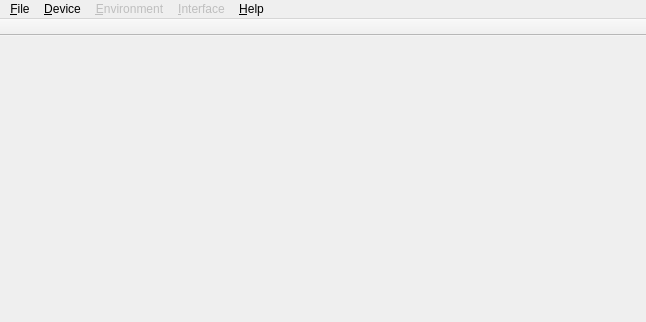
Old version of the form qnut/connman.ui in the repository dosnut/nut.
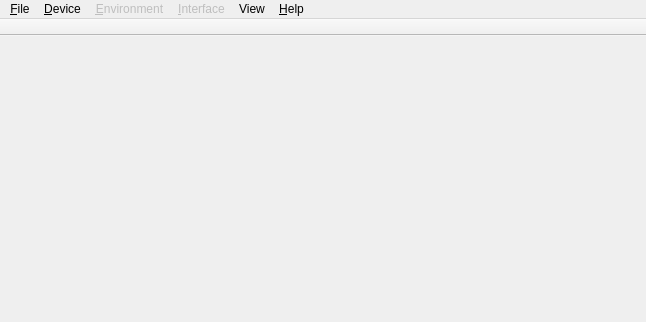
New version of the form.

What changed in the file:
```diff
--- a/qnut/connman.ui
+++ b/qnut/connman.ui
@@ -41,7 +41,7 @@
      <x>0</x>
      <y>0</y>
      <width>646</width>
-     <height>29</height>
+     <height>25</height>
     </rect>
    </property>
    <widget class="QMenu" name="menuFile" >
@@ -78,10 +78,17 @@
      <string>&amp;Device</string>
     </property>
    </widget>
+   <widget class="QMenu" name="menuView" >
+    <property name="title" >
+     <string>View</string>
+    </property>
+    <addaction name="actionShowBalloonTips" />
+   </widget>
    <addaction name="menuFile" />
    <addaction name="menuDevice" />
    <addaction name="menuEnvironment" />
    <addaction name="menuInterface" />
+   <addaction name="menuView" />
    <addaction name="menuHelp" />
   </widget>
   <widget class="QStatusBar" name="statusBar" >
```
Left out of the diff: 8 changed lines with no effect on the pictures.
